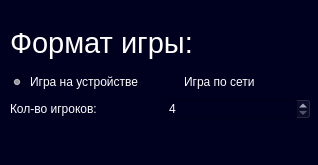
This is settingswindow.ui in yukavb/gui-Codenames as Qt 5 draws it before an edit. The edited form follows.
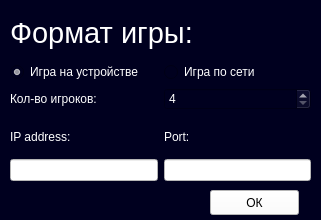
This is the edited form.

Diff of the .ui file:
```diff
--- a/settingswindow.ui
+++ b/settingswindow.ui
@@ -6,8 +6,8 @@
    <rect>
     <x>0</x>
     <y>0</y>
-    <width>318</width>
-    <height>165</height>
+    <width>321</width>
+    <height>220</height>
    </rect>
   </property>
   <property name="windowTitle">
@@ -20,7 +20,7 @@
    <property name="geometry">
     <rect>
      <x>10</x>
-     <y>20</y>
+     <y>10</y>
      <width>301</width>
      <height>100</height>
     </rect>
@@ -97,6 +97,92 @@
     </item>
    </layout>
   </widget>
+  <widget class="QWidget" name="horizontalWidget" native="true">
+   <property name="geometry">
+    <rect>
+     <x>10</x>
+     <y>120</y>
+     <width>301</width>
+     <height>61</height>
+    </rect>
+   </property>
+   <layout class="QHBoxLayout" name="horizontalLayout_2">
+    <item>
+     <layout class="QVBoxLayout" name="verticalLayout_2">
+      <item>
+       <widget class="QLabel" name="label_3">
+        <property name="styleSheet">
+         <string notr="true">color: rgb(255, 255, 255);</string>
+        </property>
+        <property name="text">
+         <string>IP address:</string>
+        </property>
+       </widget>
+      </item>
+      <item>
+       <widget class="QLineEdit" name="ipAddress">
+        <property name="styleSheet">
+         <string notr="true">QLineEdit {
+	background-color: rgb(255, 255, 255);
+}</string>
+        </property>
+        <property name="inputMask">
+         <string/>
+        </property>
+        <property name="text">
+         <string/>
+        </property>
+       </widget>
+      </item>
+     </layout>
+    </item>
+    <item>
+     <layout class="QVBoxLayout" name="verticalLayout_3">
+      <item>
+       <widget class="QLabel" name="label_4">
+        <property name="styleSheet">
+         <string notr="true">color: rgb(255, 255, 255);</string>
+        </property>
+        <property name="text">
+         <string>Port:</string>
+        </property>
+       </widget>
+      </item>
+      <item>
+       <widget class="QLineEdit" name="port">
+        <property name="styleSheet">
+         <string notr="true">QLineEdit {
+	background-color: rgb(255, 255, 255);
+}</string>
+        </property>
+        <property name="inputMask">
+         <string/>
+        </property>
+        <property name="text">
+         <string/>
+        </property>
+       </widget>
+      </item>
+     </layout>
+    </item>
+   </layout>
+  </widget>
+  <widget class="QPushButton" name="accept">
+   <property name="geometry">
+    <rect>
+     <x>210</x>
+     <y>190</y>
+     <width>89</width>
+     <height>25</height>
+    </rect>
+   </property>
+   <property name="styleSheet">
+    <string notr="true">background-color: rgb(255, 255, 255);</string>
+   </property>
+   <property name="text">
+    <string>ОК</string>
+   </property>
+  </widget>
  </widget>
  <resources/>
  <connections/>
```
Left out of the diff: 4 changed lines with no effect on the pictures.
